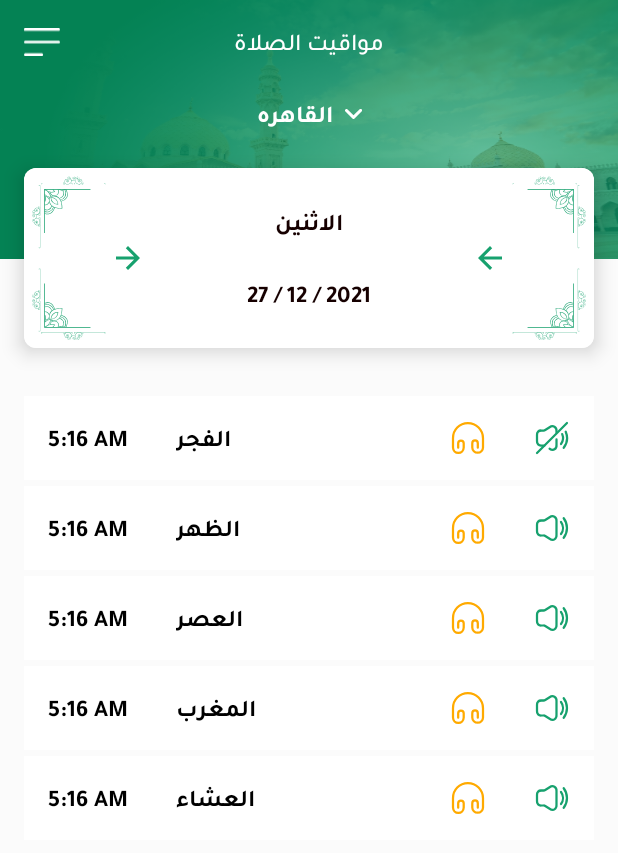
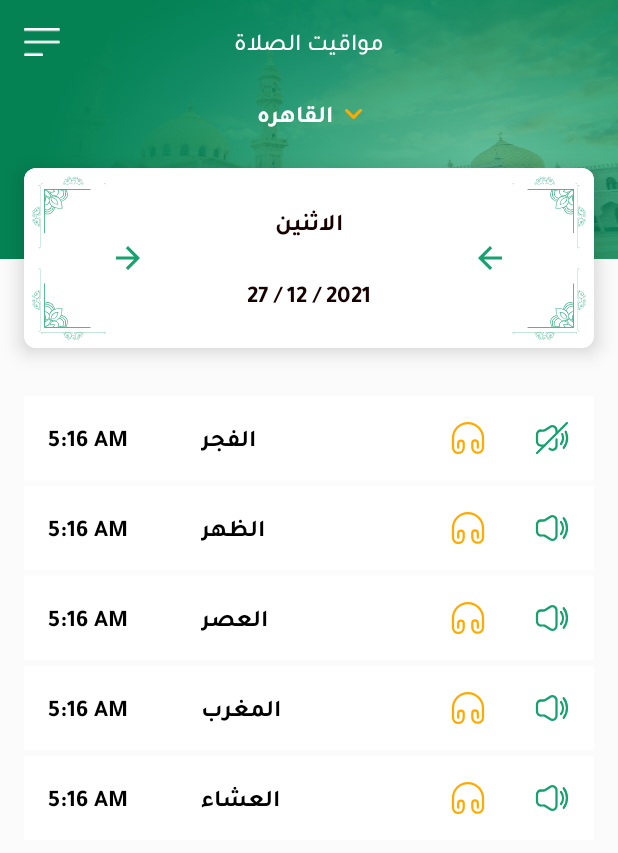
Before and after one commit to MohamedAlaaEldin636/Fazkorone, an Android app: the layout fragment_salah.xml on its own in the app's theme, with its tools: preview values and no code run, on a phone screen of 412 x 824 dp. Shown: the top 853 px of the screen. Run offline under Robolectric (Android 15) with nearby library versions, the phone set to English and light mode, and no system bars; network calls fail.

Commit message:
- fixed salah el7

```diff
--- a/app/src/main/java/com/grand/ezkorone/core/extensions/ContextResources.kt
+++ b/app/src/main/java/com/grand/ezkorone/core/extensions/ContextResources.kt
@@ -40,3 +40,5 @@ fun Context.inflateLayout(
  * @param index ranges from 0 to 11 where 0 is january and 11 is december
  */
 fun Context.getMonthName(index: Int): String = resources.getStringArray(R.array.year_months)[index]
+
+fun Context.getDayOfWeekName(index: Int): String = resources.getStringArray(R.array.days_of_week)[index]
--- a/app/src/main/java/com/grand/ezkorone/presentation/internalNavigation/viewModel/SalahViewModel.kt
+++ b/app/src/main/java/com/grand/ezkorone/presentation/internalNavigation/viewModel/SalahViewModel.kt
@@ -72,7 +72,7 @@ class SalahViewModel @Inject constructor(
     val currentDateTime = MutableLiveData(LocalDateTime.now())
 
     val day = currentDateTime.map {
-        it.format(DateTimeFormatter.ofPattern("cccc", Locale("ar")))
+        myApp.getDayOfWeekName(it.dayOfWeek.value.dec())
     }
 
     // 27 / 12 / 2021
--- a/app/src/main/res/layout/fragment_salah.xml
+++ b/app/src/main/res/layout/fragment_salah.xml
@@ -103,7 +103,7 @@
                 style="@style/TextTajawalBold16"
 
                 app:drawableEndCompat="@drawable/ic_arrow_down"
-                app:drawableTint="#ffffff"
+                app:drawableTint="#fa0"
                 android:drawablePadding="8dp"
 
                 android:onClick="@{v -> viewModel.editLocation(v)}"
@@ -279,6 +279,9 @@
                     android:layout_width="wrap_content"
                     android:layout_height="wrap_content"
 
+                    android:minWidth="70dp"
+                    android:gravity="start"
+
                     style="@style/TextTajawalBold16"
 
                     android:text="@{viewModel.fajrTime}"
@@ -356,6 +359,9 @@
                     android:layout_width="wrap_content"
                     android:layout_height="wrap_content"
 
+                    android:minWidth="70dp"
+                    android:gravity="start"
+
                     style="@style/TextTajawalBold16"
 
                     android:text="@{viewModel.dohrTime}"
@@ -432,6 +438,9 @@
                     android:layout_width="wrap_content"
                     android:layout_height="wrap_content"
 
+                    android:minWidth="70dp"
+                    android:gravity="start"
+
                     style="@style/TextTajawalBold16"
 
                     android:text="@{viewModel.asrTime}"
@@ -505,6 +514,9 @@
                 <TextView
                     android:layout_width="wrap_content"
                     android:layout_height="wrap_content"
+
+                    android:minWidth="70dp"
+                    android:gravity="start"
 
                     style="@style/TextTajawalBold16"
 
@@ -581,6 +593,9 @@
                     android:layout_width="wrap_content"
                     android:layout_height="wrap_content"
 
+                    android:minWidth="70dp"
+                    android:gravity="start"
+
                     style="@style/TextTajawalBold16"
 
                     android:text="@{viewModel.eshaTime}"
```
Also changed, not shown: app/src/main/java/com/grand/ezkorone/domain/azan/SalawatTimes.kt (+5 -5 lines), app/src/main/res/drawable/ic_big_play.xml (added, +12 -0 lines), app/src/main/res/values/strings.xml (+21 -0 lines), app/src/main/res/values/strings_array.xml (+9 -0 lines).
